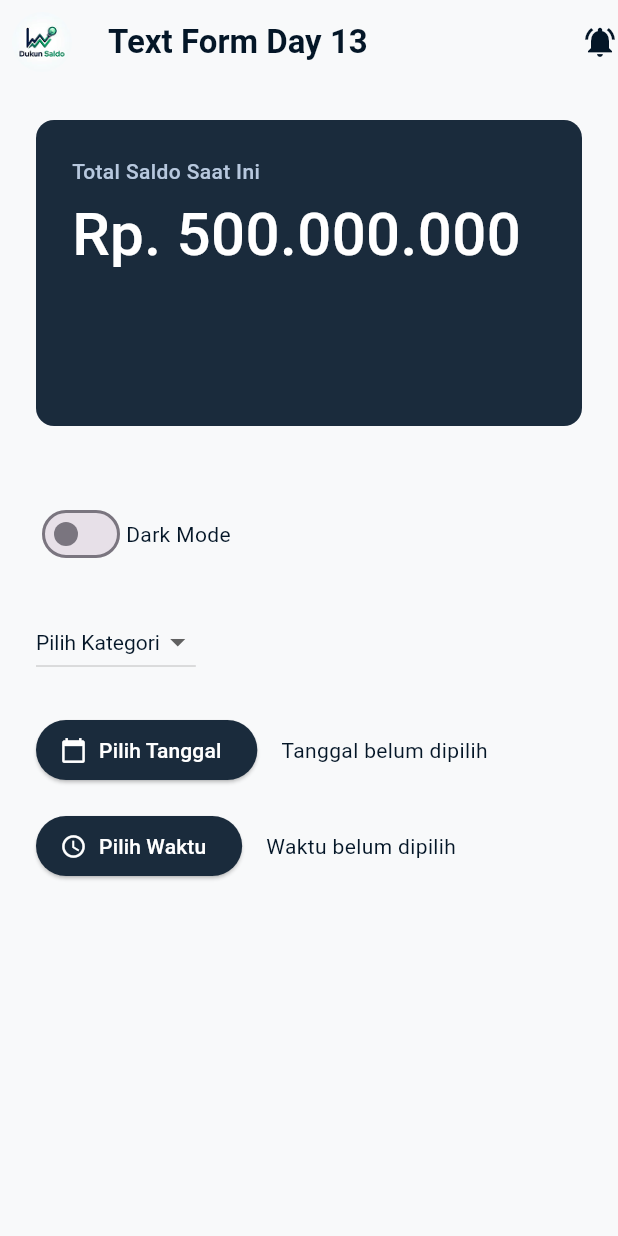
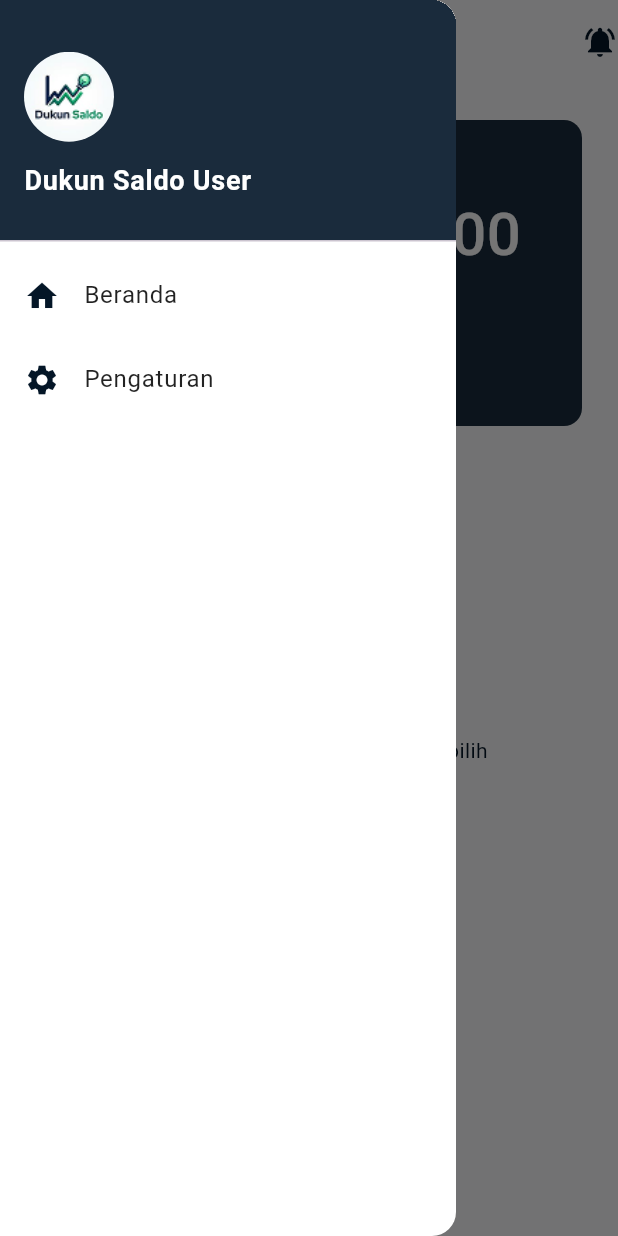
Before and after one commit to Atiowhy/dukun_saldo_FE, a Flutter app: the HomePage screen opened by its route, with the side drawer open (before the commit the screen has no drawer), on a phone screen of 412 x 824 dp. Run offline on Flutter 3.47's test engine with Material 3 defaults, Android fonts, the phone set to English and light mode, and no system bars; our stand-ins replace animated_notch_bottom_bar.

Commit message:
update: pengumpulan tugas 7

```diff
--- a/lib/views/home.dart
+++ b/lib/views/home.dart
@@ -17,12 +17,10 @@ class _HomePageState extends State<HomePage> {
   TimeOfDay? selectedTime;
   final _pageController = PageController(initialPage: 0);
 
-  // 2. Buat NotchBottomBarController untuk mengatur animasi bottom bar (INI YANG KURANG)
   final _notchController = NotchBottomBarController(index: 0);
 
   @override
   void dispose() {
-    // Jangan lupa di-dispose supaya tidak memory leak
     _pageController.dispose();
     _notchController.dispose();
     super.dispose();
@@ -41,21 +39,93 @@ class _HomePageState extends State<HomePage> {
           ),
         ),
         backgroundColor: isOn ? Color(0xff0D1C2D) : Color(0xffF8F9FA),
-        leading: Padding(
-          padding: const EdgeInsets.all(8.0),
-          child: ClipRRect(
-            borderRadius: BorderRadius.circular(
-              100,
-            ), // Mengatur kelengkungan sudut gambar
-            child: Image.asset("assets/images/logo.png", fit: BoxFit.cover),
-          ),
+        iconTheme: IconThemeData(
+          color: isOn ? const Color(0xff6BFB9A) : const Color(0xff041627),
         ),
+        // leading: Padding(
+        //   padding: const EdgeInsets.all(8.0),
+        //   child: ClipRRect(
+        //     borderRadius: BorderRadius.circular(
+        //       100,
+        //     ),
+        //     child: Image.asset("assets/images/logo.png", fit: BoxFit.cover),
+        //   ),
+        // ),
         actions: [
           Icon(
             Icons.notifications_active,
             color: isOn ? Color(0xff6BFB9A) : Color(0xff041627),
           ),
         ],
+      ),
+
+      drawer: Drawer(
+        backgroundColor: isOn ? const Color(0xff0D1C2D) : Colors.white,
+        child: ListView(
+          padding: EdgeInsets.zero,
+          children: [
+            DrawerHeader(
+              decoration: BoxDecoration(
+                color: isOn ? const Color(0xff051424) : const Color(0xff1A2B3C),
+              ),
+              child: Column(
+                crossAxisAlignment: CrossAxisAlignment.start,
+                mainAxisAlignment: MainAxisAlignment.center,
+                children: [
+                  ClipRRect(
+                    borderRadius: BorderRadius.circular(100),
+                    child: Image.asset(
+                      "assets/images/logo.png",
+                      width: 60,
+                      height: 60,
+                      fit: BoxFit.cover,
+                      errorBuilder: (context, error, stackTrace) => Icon(
+                        Icons.account_circle,
+                        size: 60,
+                        color: isOn ? Color(0xff6BFB9A) : Colors.white,
+                      ),
+                    ),
+                  ),
+                  const SizedBox(height: 12),
+                  const Text(
+                    "Dukun Saldo User",
+                    style: TextStyle(
+                      color: Colors.white,
+                      fontSize: 18,
+                      fontWeight: FontWeight.bold,
+                    ),
+                  ),
+                ],
+              ),
+            ),
+            ListTile(
+              leading: Icon(
+                Icons.home,
+                color: isOn ? Color(0xff6BFB9A) : Color(0xff041627),
+              ),
+              title: Text(
+                "Beranda",
+                style: TextStyle(color: isOn ? Colors.white : Colors.black87),
+              ),
+              onTap: () {
+                Navigator.pop(context); // Tutup drawer saat diklik
+              },
+            ),
+            ListTile(
+              leading: Icon(
+                Icons.settings,
+                color: isOn ? Color(0xff6BFB9A) : Color(0xff041627),
+              ),
+              title: Text(
+                "Pengaturan",
+                style: TextStyle(color: isOn ? Colors.white : Colors.black87),
+              ),
+              onTap: () {
+                Navigator.pop(context);
+              },
+            ),
+          ],
+        ),
       ),
 
       body: Column(
```
